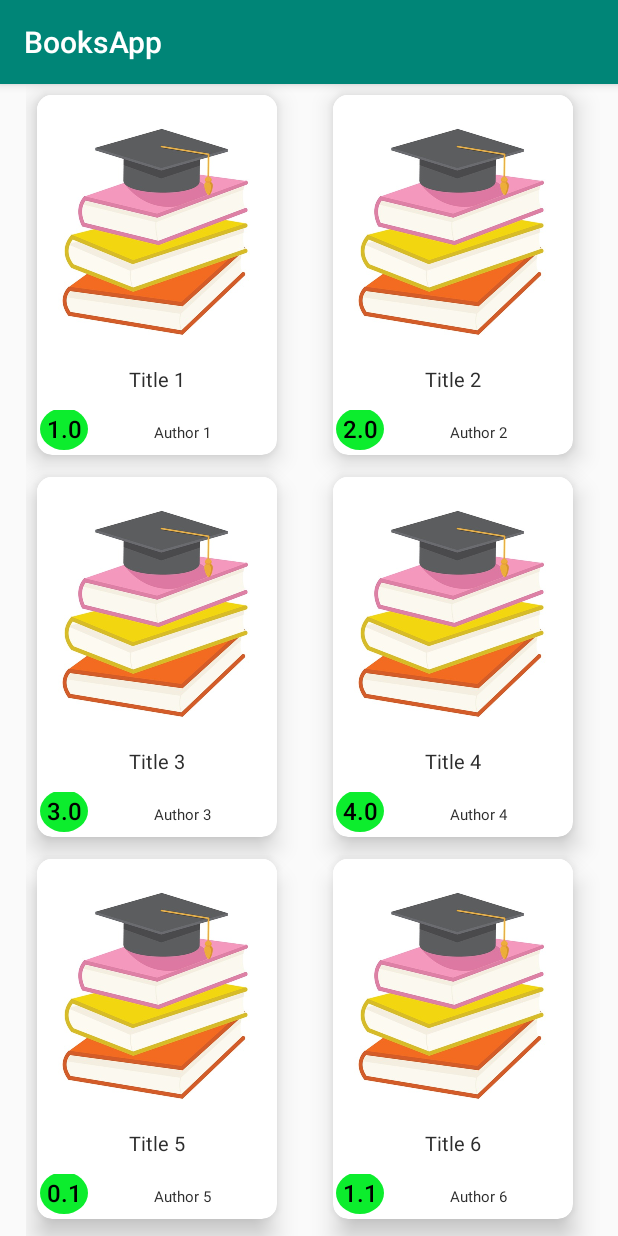
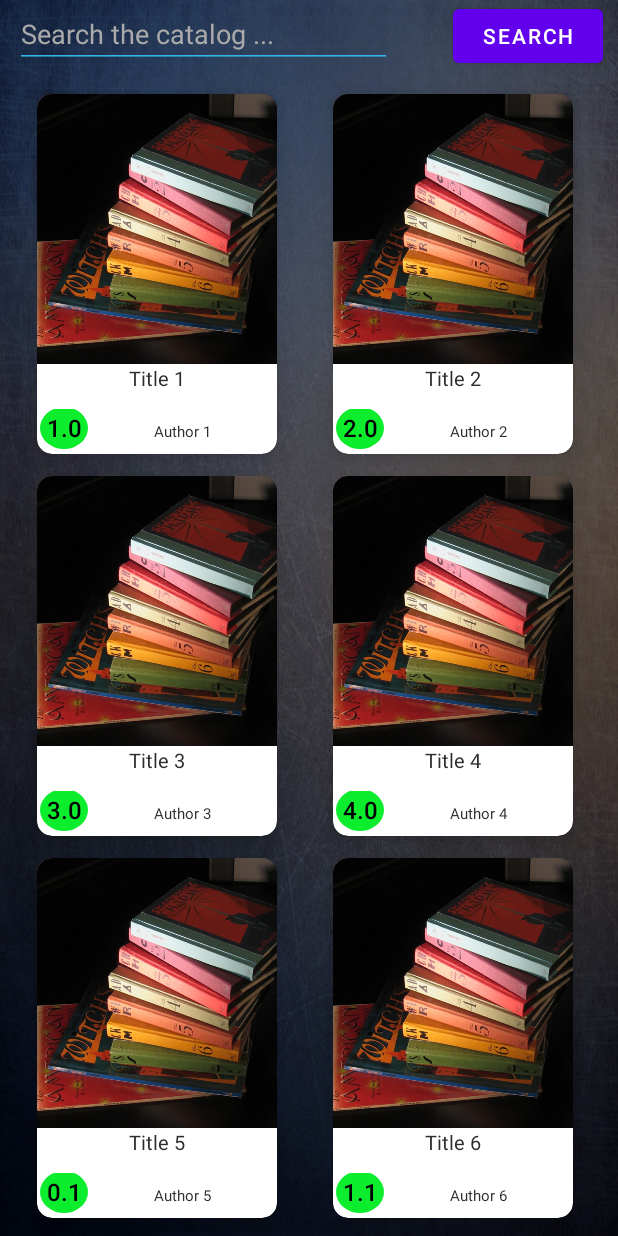
Before and after one commit to Adolphee/BooksApp, an Android app: the LoginActivity screen opened directly, with no data from a screen before it, on a phone screen of 412 x 824 dp. Run offline under Robolectric (Android 15) with nearby library versions, the phone set to English and light mode, and no system bars.

Commit message:
replaced book placeholder image

```diff
--- a/BooksApp/app/src/main/AndroidManifest.xml
+++ b/BooksApp/app/src/main/AndroidManifest.xml
@@ -8,7 +8,7 @@
         android:label="@string/app_name"
         android:roundIcon="@mipmap/ic_launcher_round"
         android:supportsRtl="true"
-        android:theme="@style/AppTheme">
+        android:theme="@style/Theme.MaterialComponents.Light.NoActionBar">
         <activity android:name=".Model.LoginActivity">
             <intent-filter>
                 <action android:name="android.intent.action.MAIN" />
--- a/BooksApp/app/src/main/res/layout/activity_login.xml
+++ b/BooksApp/app/src/main/res/layout/activity_login.xml
@@ -4,14 +4,64 @@
     xmlns:tools="http://schemas.android.com/tools"
     android:layout_width="match_parent"
     android:layout_height="match_parent"
+    android:background="@mipmap/mainbackground"
+    android:theme="@style/Base.ThemeOverlay.AppCompat.Dark.ActionBar"
     tools:context=".Model.LoginActivity">
 
-    <android.support.v7.widget.RecyclerView
-        android:id="@+id/recyclerview"
+    <FrameLayout
         android:layout_width="match_parent"
-        android:layout_height="match_parent"
-        android:layout_marginLeft="17dp">
+        android:layout_height="match_parent">
 
-    </android.support.v7.widget.RecyclerView>
+        <android.support.v7.widget.RecyclerView
+            android:id="@+id/recyclerview"
+            android:layout_width="match_parent"
+            android:layout_height="match_parent"
+            android:layout_marginLeft="17dp"
+            android:layout_marginTop="55dp"
+            app:layout_constraintBottom_toBottomOf="parent"
+            app:layout_constraintEnd_toEndOf="parent"
+            app:layout_constraintStart_toStartOf="parent"
+            app:layout_constraintTop_toTopOf="parent">
+
+        </android.support.v7.widget.RecyclerView>
+
+
+        <RelativeLayout
+            android:layout_width="match_parent"
+            android:layout_height="wrap_content">
+
+            <RelativeLayout
+                android:layout_width="wrap_content"
+                android:layout_height="wrap_content">
+
+                <EditText
+                    android:id="@+id/searchText"
+                    android:layout_width="wrap_content"
+                    android:layout_height="wrap_content"
+                    android:layout_alignParentStart="true"
+                    android:layout_alignParentLeft="true"
+                    android:layout_marginLeft="10dp"
+                    android:backgroundTint="@android:color/holo_blue_light"
+                    android:hint="Search the catalog ...                "
+                    android:layout_marginBottom="10dp"
+                    android:inputType="textNoSuggestions"
+                    android:textColor="@android:color/white"
+                    android:textColorHint="@android:color/darker_gray"
+                    />
+
+            </RelativeLayout>
+
+            <Button
+                android:id="@+id/searchBtn"
+                android:layout_width="100dp"
+                android:layout_height="wrap_content"
+                android:layout_marginRight="10dp"
+                android:layout_alignParentRight="true"
+                android:layout_marginLeft="8dp"
+                android:text="Search"
+                />
+
+        </RelativeLayout>
+    </FrameLayout>
 
 </android.support.constraint.ConstraintLayout>
```
Also changed, not shown: BooksApp/app/src/main/res/mipmap-mdpi/mainbackground.jpg (added), BooksApp/app/src/main/res/mipmap-mdpi/placeholder.jpg.
